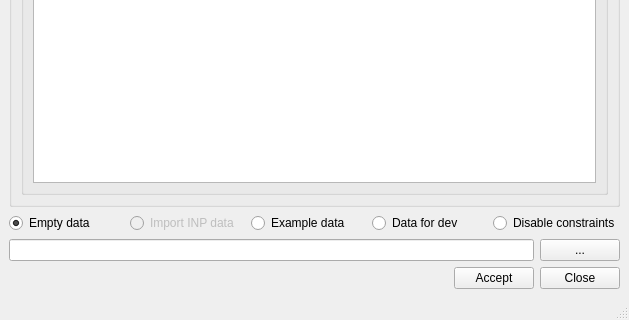
Before: the Qt Designer form ui/readsql_create_project.ui in Giswater/giswater_qgis_plugin, drawn with Qt 5; both pictures show x 0 to 629 and y 476 to 796 of the 629 by 796 pixel window.
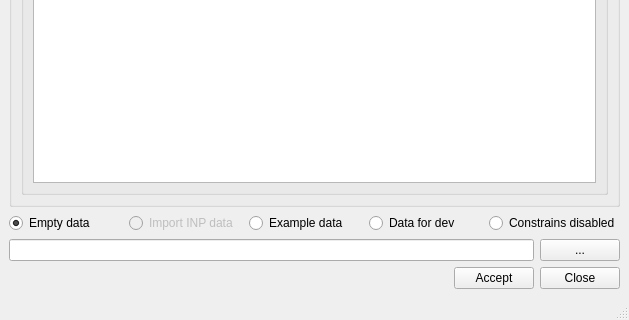
After: the same form once the commit is applied.

Commit message: Refactor code: Rename label text

Diff of the .ui file:
```diff
--- a/ui/readsql_create_project.ui
+++ b/ui/readsql_create_project.ui
@@ -96,7 +96,7 @@
          <bool>true</bool>
         </property>
         <property name="text">
-         <string>Disable constraints</string>
+         <string>Constrains disabled</string>
         </property>
         <property name="checked">
          <bool>false</bool>
```
